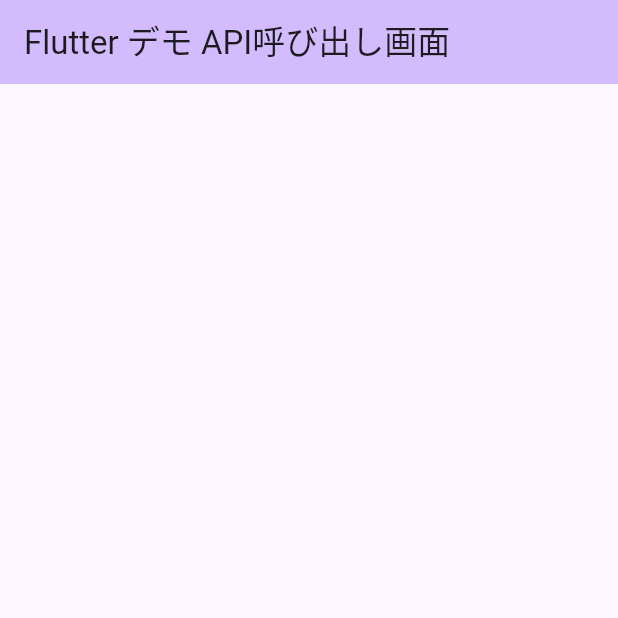
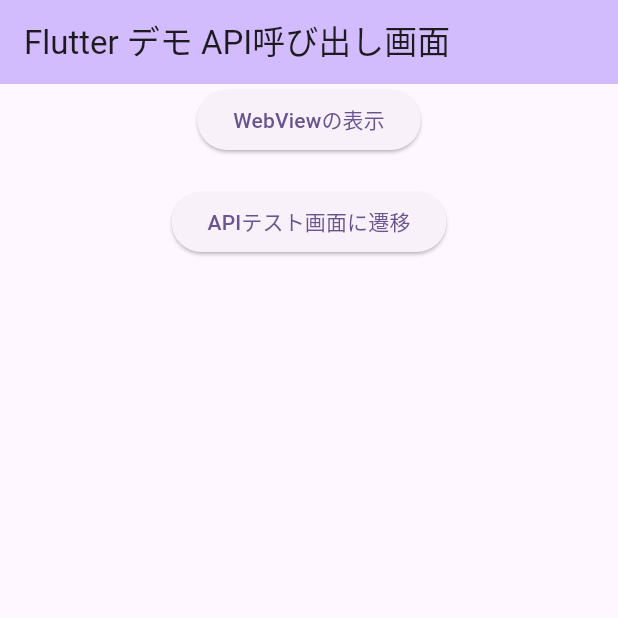
Before and after one commit to Kodai-study/flutter_study, a Flutter app: the screen it shows after launch, on a phone screen of 412 x 824 dp, the top half of it. Run offline on Flutter 3.47's test engine with Material 3 defaults, Android fonts, the phone set to English and light mode, and no system bars.

Commit message:
WebViewとAPI(http)接続のテスト画面への遷移ボタンの作成

```diff
--- a/lib/main.dart
+++ b/lib/main.dart
@@ -37,8 +37,17 @@ class _MyHomePageState extends State<MyHomePage> {
         backgroundColor: Theme.of(context).colorScheme.inversePrimary,
         title: Text(widget.title),
       ),
-      body: const Center(
-        child: Column(),
+      body: Center(
+        child: Column(
+          children: [
+            ElevatedButton(onPressed: () {}, child: const Text('WebViewの表示')),
+            Padding(
+              padding: const EdgeInsets.only(top: 20),
+              child: ElevatedButton(
+                  onPressed: () {}, child: const Text('APIテスト画面に遷移')),
+            ),
+          ],
+        ),
       ),
     );
   }
```
